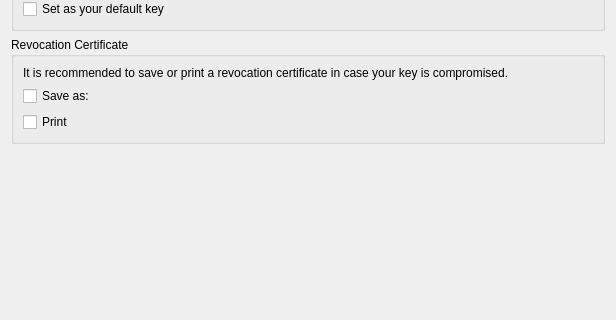
The window that newkey.ui (KDE/kgpg) describes before a commit, drawn with Qt 5; both pictures show x 0 to 616 and y 169 to 489 of the 616 by 489 pixel window.
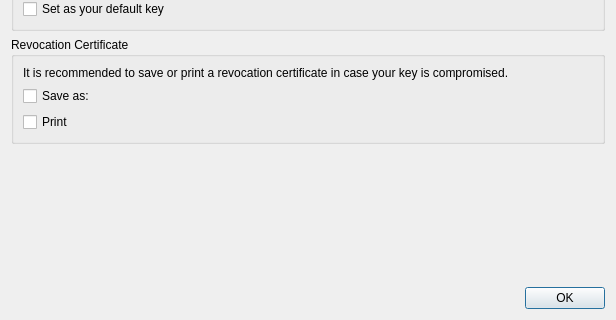
The same window after the commit. Custom widgets are drawn as their Qt base class.

Commit message: Port KDialogs in KeysManager to QDialogs.

Diff of the .ui file:
```diff
--- a/newkey.ui
+++ b/newkey.ui
@@ -202,18 +202,20 @@
      </property>
     </spacer>
    </item>
+   <item>
+    <widget class="QDialogButtonBox" name="buttonBox">
+     <property name="standardButtons">
+      <set>QDialogButtonBox::Ok</set>
+     </property>
+    </widget>
+   </item>
   </layout>
  </widget>
-  <customwidgets>
-  <customwidget>
-   <class>QLineEdit</class>
-   <extends>QLineEdit</extends>
-   <header>klineedit.h</header>
-  </customwidget>
+ <customwidgets>
   <customwidget>
    <class>KUrlRequester</class>
-   <extends>QFrame</extends>
-   <header>kurlrequester.h</header>
+   <extends>QWidget</extends>
+   <header>KUrlRequester</header>
   </customwidget>
  </customwidgets>
  <resources/>
```
Left out of the diff: 123 changed lines with no effect on the pictures. The commit also changes 6 other files.
